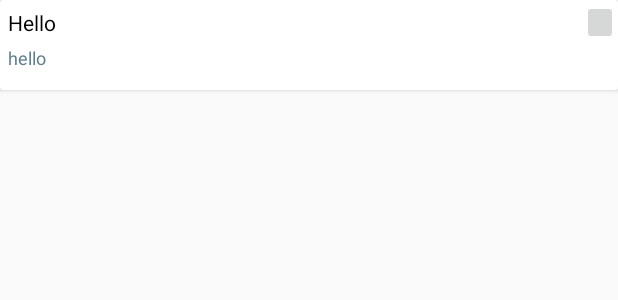
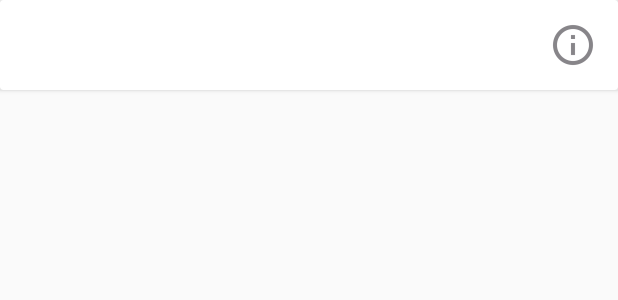
Before and after one commit to dharam1/Buddy, an Android app: the layout activity_list_view_delete.xml on its own in the app's theme, with its tools: preview values and no code run, on a phone screen of 412 x 824 dp. Shown: the top 300 px of the screen. Run offline under Robolectric (Android 15) with nearby library versions, the phone set to English and light mode, and no system bars.

Commit message:
my topics UI

```diff
--- a/app/src/main/res/layout/activity_list_view_delete.xml
+++ b/app/src/main/res/layout/activity_list_view_delete.xml
@@ -9,42 +9,48 @@
         <LinearLayout
             android:layout_width="match_parent"
             android:layout_height="match_parent"
+            android:orientation="horizontal"
+            android:layout_marginTop="5dp"
+            android:layout_marginRight="5dp"
+            android:layout_marginBottom="5dp"
+            android:layout_marginLeft="10dp"
+            android:layout_gravity="center_vertical"
+            android:weightSum="8">
+            <LinearLayout
+                android:layout_width="0dp"
+                android:layout_height="wrap_content"
+                android:layout_gravity="center"
                 android:orientation="vertical"
-            android:layout_marginTop="5dp"
-            android:layout_marginBottom="5dp"
-            android:layout_marginLeft="5dp"
-            android:layout_marginRight="25dp"
-            android:layout_gravity="center_vertical"
-            android:weightSum="3">
+                android:layout_weight="7"
+                android:weightSum="2">
                 <TextView
                     android:id="@+id/textView"
                     android:layout_width="match_parent"
-                android:layout_height="match_parent"
-                android:layout_weight="1.5"
+                    android:layout_height="0dp"
+                    android:layout_weight="1"
                     android:maxLines="1"
+                    android:textAllCaps="true"
                     android:ellipsize="end"
-                android:text="Hello"
-                android:textColor="#000"/>
+                    android:textColor="#000"
+                    android:textSize="16sp"/>
                 <TextView
                     android:id="@+id/textView2"
                     android:maxLines="1"
                     android:ellipsize="end"
-                android:paddingBottom="5dp"
                     android:layout_width="match_parent"
-                android:layout_height="match_parent"
-                android:layout_weight="1.5"
-                android:text="hello"
+                    android:layout_height="0dp"
+                    android:layout_weight="1"
                     android:textColor="#607D8B"
                     android:textSize="12sp" />
             </LinearLayout>
+
             <ImageButton
                 android:id="@+id/manageuser"
-            android:focusable="false"
-            android:focusableInTouchMode="false"
-            android:layout_width="wrap_content"
-            android:layout_height="30dp"
-            android:layout_gravity="top|right"/>
-
-
-
+                android:layout_width="0dp"
+                android:layout_weight="1"
+                android:src="@drawable/ic_info"
+                android:background="#fff"
+                android:layout_height="wrap_content"
+                android:layout_gravity="center"/>
+        </LinearLayout>
     </android.support.v7.widget.CardView>
```
Also changed, not shown: app/src/main/res/drawable-hdpi/ic_info.png (added), app/src/main/res/drawable-mdpi/ic_info.png (added), app/src/main/res/drawable-xhdpi/ic_info.png (added), app/src/main/res/drawable-xxhdpi/ic_info.png (added). Lines whose indentation alone changed are shown as unchanged.
